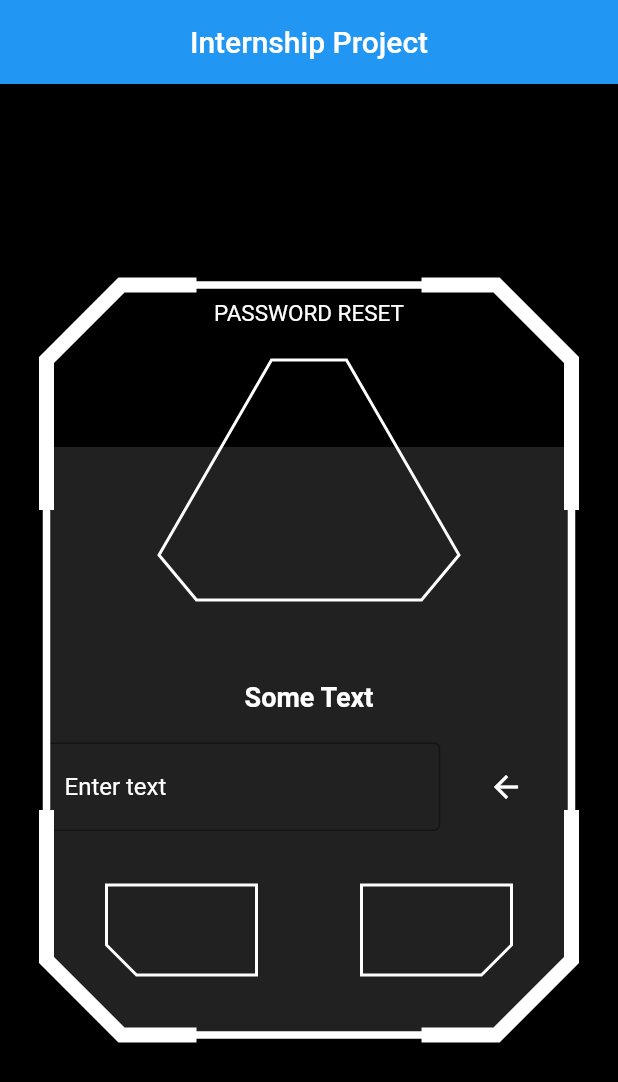
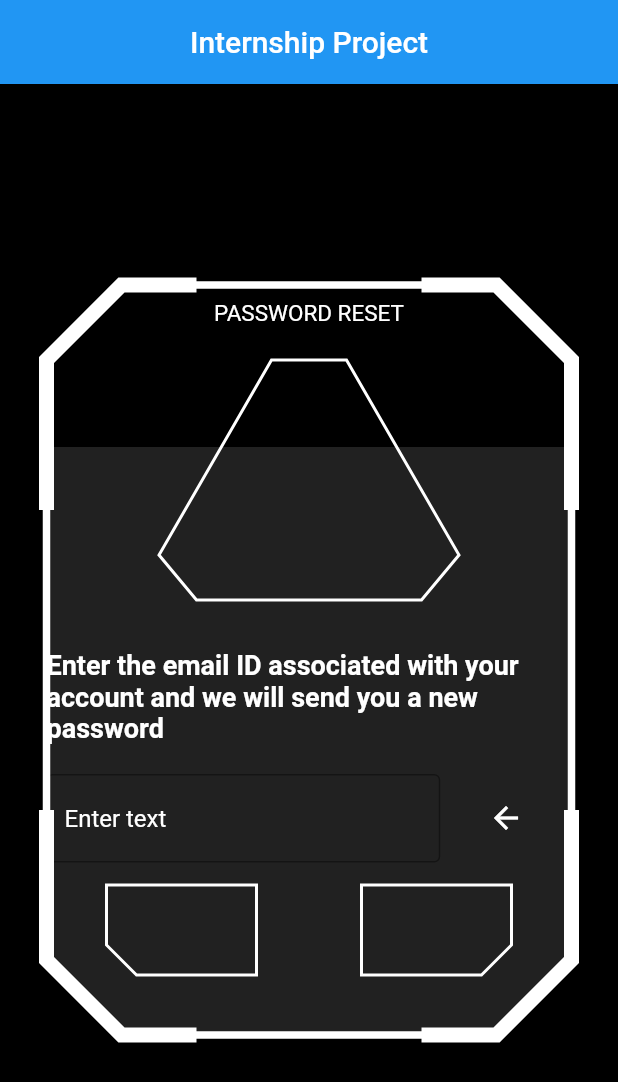
Before and after one commit to theadityarawat/internship_test, a Flutter app: the screen it shows after launch, on a phone screen of 412 x 824 dp. Shown: the top 1082 px of the screen. Run offline on Flutter 3.47's test engine with Material 2 defaults, Android fonts, the phone set to English and light mode, and no system bars.

Commit message:
update UI

```diff
--- a/lib/main.dart
+++ b/lib/main.dart
@@ -63,7 +63,7 @@ class MyApp extends StatelessWidget {
                                       SizedBox(height: 20.0), // Spacer
                                       // Text
                                       Text(
-                                        'Some Text',
+                                        'Enter the email ID associated with your account and we will send you a new password',
                                         style: TextStyle(
                                           fontSize: 18.0,
                                           color: Colors
@@ -86,7 +86,7 @@ class MyApp extends StatelessWidget {
                                                 hintStyle: TextStyle(color: Colors.white),
                                                 suffixIconColor: Colors.white,
                                                 border: OutlineInputBorder(
-                                                  borderSide: BorderSide(width: 3, color: Colors.greenAccent),
+                                                  borderSide: BorderSide(color: Colors.white, style: BorderStyle.solid),
                                                 ),
                                               ),
                                               style: TextStyle(
```
